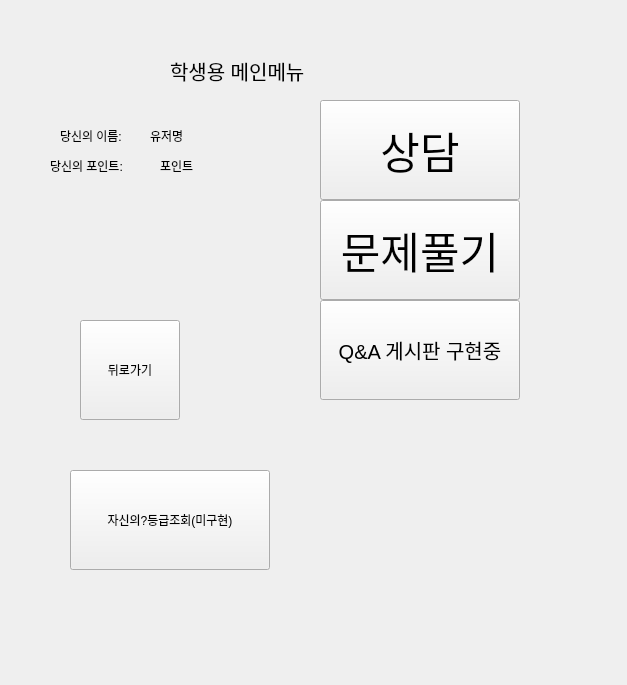
Old version of the form student_client.ui in the repository Eduappproject/education_application.
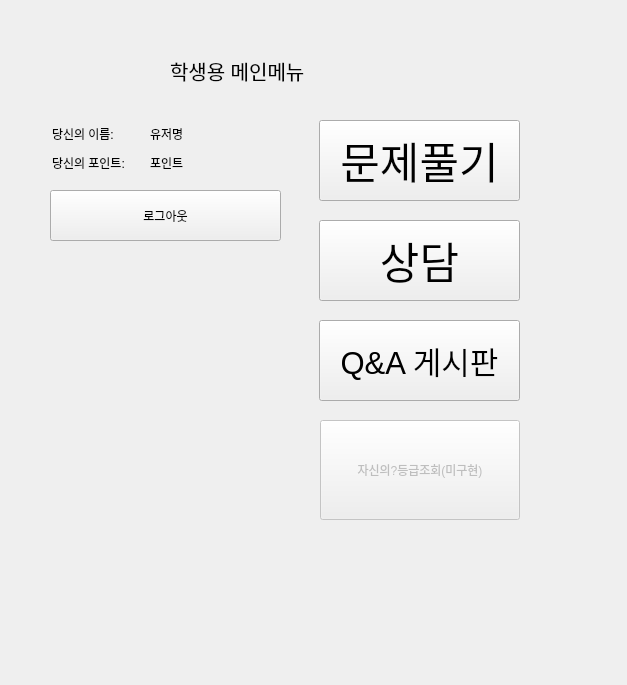
New version of the form. The open tabs and pages were chosen to show the change.

Commit message: Q&A 게시판 구현됨 남은 할일: 상담방 정상작동 시키기 교사 문제 출제 교사 문제 요청 교사 학생 통계 조회

The edit to the form file:
```diff
--- a/student_client.ui
+++ b/student_client.ui
@@ -477,10 +477,13 @@
    </widget>
    <widget class="QWidget" name="page_2">
     <widget class="QPushButton" name="mainButton_1">
+     <property name="enabled">
+      <bool>false</bool>
+     </property>
      <property name="geometry">
       <rect>
-       <x>60</x>
-       <y>460</y>
+       <x>310</x>
+       <y>410</y>
        <width>200</width>
        <height>100</height>
       </rect>
@@ -492,10 +495,10 @@
     <widget class="QPushButton" name="mainPageQuestionButton">
      <property name="geometry">
       <rect>
-       <x>310</x>
-       <y>190</y>
-       <width>200</width>
-       <height>100</height>
+       <x>309</x>
+       <y>110</y>
+       <width>201</width>
+       <height>81</height>
       </rect>
      </property>
      <property name="font">
@@ -510,10 +513,10 @@
     <widget class="QPushButton" name="mainPageCounselButton">
      <property name="geometry">
       <rect>
-       <x>310</x>
-       <y>90</y>
-       <width>200</width>
-       <height>100</height>
+       <x>309</x>
+       <y>210</y>
+       <width>201</width>
+       <height>81</height>
       </rect>
      </property>
      <property name="font">
@@ -528,41 +531,41 @@
     <widget class="QPushButton" name="mainPageQandAButton">
      <property name="geometry">
       <rect>
-       <x>310</x>
-       <y>290</y>
-       <width>200</width>
-       <height>100</height>
-      </rect>
-     </property>
-     <property name="font">
-      <font>
-       <pointsize>15</pointsize>
-      </font>
-     </property>
-     <property name="text">
-      <string>Q&amp;&amp;A 게시판 구현중</string>
-     </property>
-    </widget>
-    <widget class="QPushButton" name="backButton_2">
-     <property name="geometry">
-      <rect>
-       <x>70</x>
+       <x>309</x>
        <y>310</y>
-       <width>100</width>
-       <height>100</height>
+       <width>201</width>
+       <height>81</height>
       </rect>
      </property>
+     <property name="font">
+      <font>
+       <pointsize>23</pointsize>
+      </font>
+     </property>
      <property name="text">
-      <string>뒤로가기</string>
+      <string>Q&amp;&amp;A 게시판</string>
+     </property>
+    </widget>
+    <widget class="QPushButton" name="backButton_2">
+     <property name="geometry">
+      <rect>
+       <x>40</x>
+       <y>180</y>
+       <width>231</width>
+       <height>51</height>
+      </rect>
+     </property>
+     <property name="text">
+      <string>로그아웃</string>
      </property>
     </widget>
     <widget class="QLabel" name="userNameLabel">
      <property name="geometry">
       <rect>
        <x>140</x>
-       <y>110</y>
-       <width>91</width>
-       <height>31</height>
+       <y>112</y>
+       <width>42</width>
+       <height>23</height>
       </rect>
      </property>
      <property name="text">
@@ -590,10 +593,10 @@
     <widget class="QLabel" name="userNameLabel_2">
      <property name="geometry">
       <rect>
-       <x>50</x>
-       <y>110</y>
-       <width>81</width>
-       <height>31</height>
+       <x>42</x>
+       <y>112</y>
+       <width>77</width>
+       <height>23</height>
       </rect>
      </property>
      <property name="text">
@@ -603,10 +606,10 @@
     <widget class="QLabel" name="userNameLabel_3">
      <property name="geometry">
       <rect>
-       <x>40</x>
-       <y>140</y>
-       <width>101</width>
-       <height>31</height>
+       <x>42</x>
+       <y>141</y>
+       <width>90</width>
+       <height>23</height>
       </rect>
      </property>
      <property name="text">
@@ -616,10 +619,10 @@
     <widget class="QLabel" name="userPointLabel">
      <property name="geometry">
       <rect>
-       <x>150</x>
-       <y>140</y>
-       <width>101</width>
-       <height>31</height>
+       <x>140</x>
+       <y>141</y>
+       <width>42</width>
+       <height>23</height>
       </rect>
      </property>
      <property name="text">
```
Left out of the diff: 114 changed lines with no effect on the pictures. The commit also changes 3 other files.
